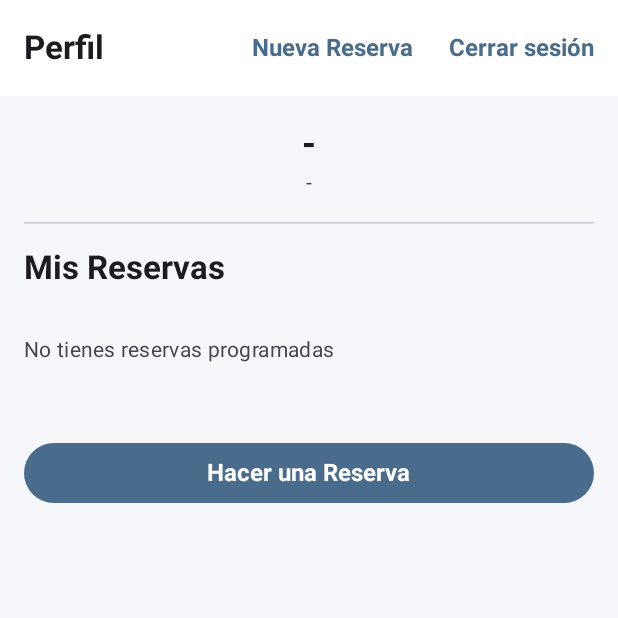
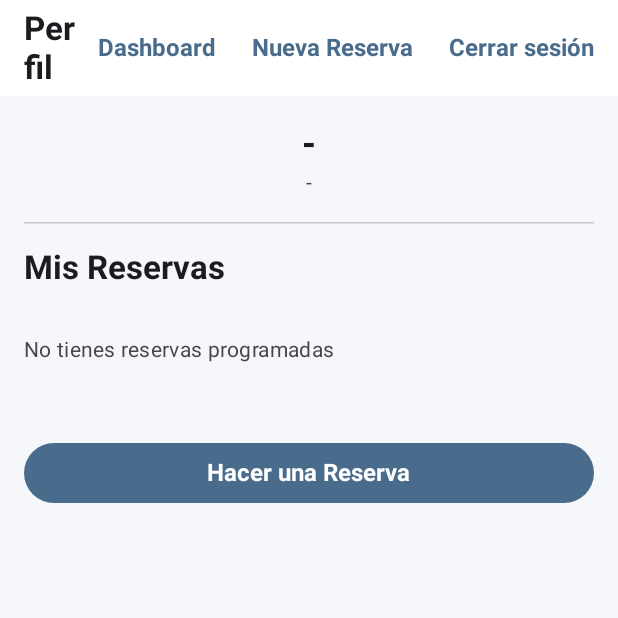
Before and after one commit to ismaeljim/PointCheck, an Android app built with Jetpack Compose: the ProfileScreen screen opened through its navigation route, on a phone screen of 412 x 824 dp, the top half of it. Run offline under Robolectric (Android 15) with nearby library versions, the phone set to English and light mode, and no system bars; our stand-ins replace Room's generated code.

Commit message:
se añade boton para regresar a dashboard y profile

```diff
--- a/app/src/main/java/com/pointcheck/ui/screens/DashboardScreen.kt
+++ b/app/src/main/java/com/pointcheck/ui/screens/DashboardScreen.kt
@@ -5,29 +5,52 @@ import androidx.compose.foundation.layout.*
 import androidx.compose.foundation.pager.HorizontalPager
 import androidx.compose.foundation.pager.rememberPagerState
 import androidx.compose.material3.*
-import androidx.compose.runtime.Composable
+import androidx.compose.runtime.*
 import androidx.compose.ui.Alignment
 import androidx.compose.ui.Modifier
+import androidx.compose.ui.platform.LocalContext
 import androidx.compose.ui.text.style.TextAlign
 import androidx.compose.ui.unit.dp
 import androidx.navigation.NavController
+import com.pointcheck.data.prefs.UserPreferences
 import com.pointcheck.navigation.Screen
+import kotlinx.coroutines.flow.first
 
 @OptIn(ExperimentalMaterial3Api::class, ExperimentalFoundationApi::class)
 @Composable
 fun DashboardScreen(nav: NavController) {
     val pagerState = rememberPagerState(pageCount = { 3 })
+    val context = LocalContext.current
+    val prefs = UserPreferences(context)
+    var isLogged by remember { mutableStateOf(false) }
+
+    // Comprobamos el estado de la sesión una sola vez
+    LaunchedEffect(Unit) {
+        isLogged = prefs.isLogged.first()
+    }
+
+    val carouselContent = listOf(
+        "¡Bienvenido a PointCheck!",
+        "Gestiona tus citas de forma fácil y rápida.",
+        "Recibe recordatorios para no olvidar ninguna cita."
+    )
 
     Scaffold(
         topBar = {
             TopAppBar(
                 title = { Text("PointCheck") },
                 actions = {
-                    TextButton(onClick = { nav.navigate(Screen.Login.route) }) {
-                        Text("Iniciar sesión")
-                    }
-                    TextButton(onClick = { nav.navigate(Screen.Register.route) }) {
-                        Text("Crear cuenta")
+                    if (isLogged) {
+                        TextButton(onClick = { nav.navigate(Screen.Profile.route) }) {
+                            Text("Perfil")
+                        }
+                    } else {
+                        TextButton(onClick = { nav.navigate(Screen.Login.route) }) {
+                            Text("Iniciar sesión")
+                        }
+                        TextButton(onClick = { nav.navigate(Screen.Register.route) }) {
+                            Text("Crear cuenta")
+                        }
                     }
                 }
             )
@@ -52,9 +75,10 @@ fun DashboardScreen(nav: NavController) {
                 ) {
                     Box(modifier = Modifier.fillMaxSize(), contentAlignment = Alignment.Center) {
                         Text(
-                            text = "Información de la página ${page + 1}",
+                            text = carouselContent[page],
                             style = MaterialTheme.typography.headlineMedium,
-                            textAlign = TextAlign.Center
+                            textAlign = TextAlign.Center,
+                            modifier = Modifier.padding(16.dp)
                         )
                     }
                 }
--- a/app/src/main/java/com/pointcheck/ui/screens/ProfileScreen.kt
+++ b/app/src/main/java/com/pointcheck/ui/screens/ProfileScreen.kt
@@ -71,6 +71,9 @@ fun ProfileScreen(nav: NavController, vm: UserViewModel = viewModel(), reservati
             TopAppBar(
                 title = { Text("Perfil") },
                 actions = {
+                    TextButton(onClick = { nav.navigate(Screen.Dashboard.route) }) {
+                        Text("Dashboard")
+                    }
                     TextButton(onClick = { nav.navigate(Screen.Booking.route) }) {
                         Text("Nueva Reserva")
                     }
```
Also changed, not shown: 265 other files.
